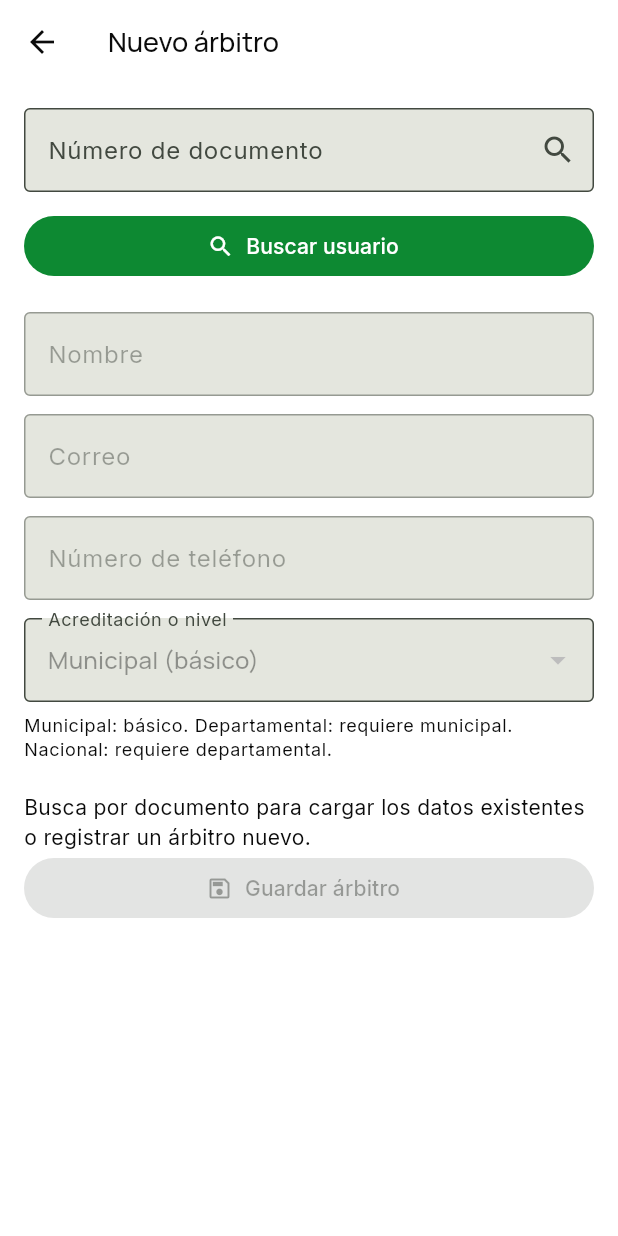
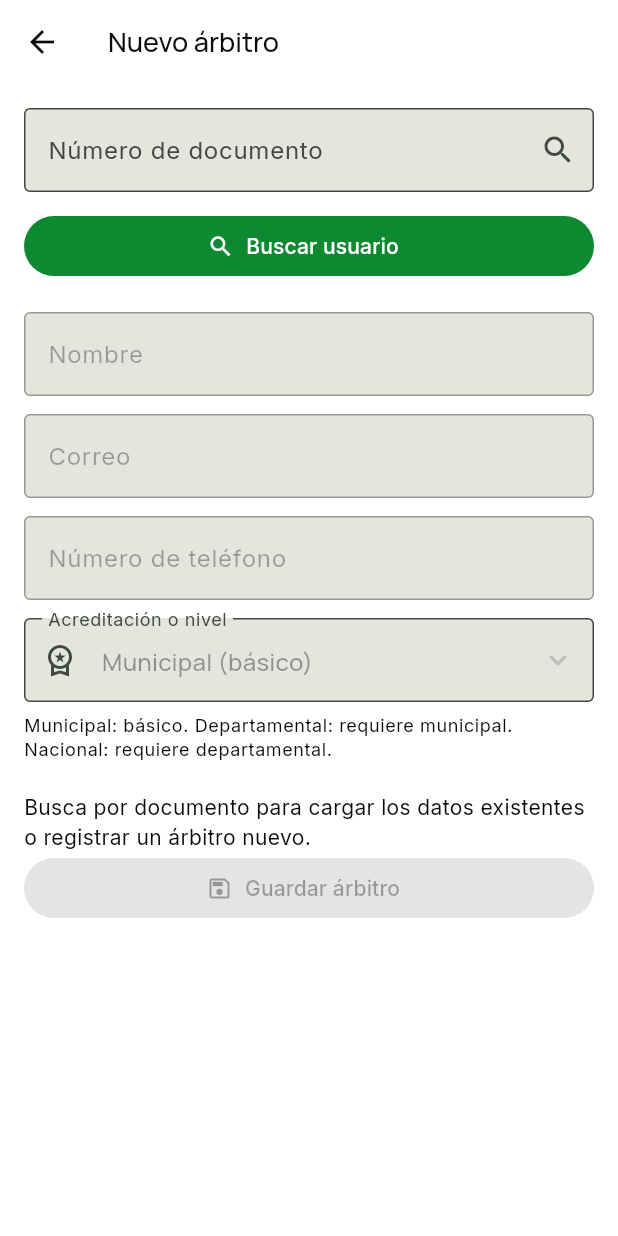
Before and after one commit to tatiana1104/handplay_demo, a Flutter app: the NewRefereeScreen screen opened directly, on a phone screen of 412 x 824 dp. Run offline on Flutter 3.47's test engine with Material 3 defaults, Android fonts, the phone set to English and light mode, and no system bars; our stand-ins replace cloud_firestore, dartz, equatable, firebase_auth, firebase_core, firebase_messaging and 5 more; accounts and stored records are empty.

Commit message:
Style referee accreditation as category dropdown

```diff
--- a/lib/features/referees/presentation/screens/referees_screen.dart
+++ b/lib/features/referees/presentation/screens/referees_screen.dart
@@ -135,7 +135,14 @@ class _RefereeDetailScreenState extends State<RefereeDetailScreen> {
           const SizedBox(height: 12),
           DropdownButtonFormField<String>(
             value: _levels.contains(_level) ? _level : 'municipal',
-            decoration: const InputDecoration(labelText: 'Acreditación o nivel', border: OutlineInputBorder()),
+            decoration: const InputDecoration(
+              labelText: 'Acreditación o nivel',
+              hintText: 'Selecciona el nivel del árbitro',
+              prefixIcon: Icon(Icons.workspace_premium_outlined),
+              border: OutlineInputBorder(),
+            ),
+            isExpanded: true,
+            icon: const Icon(Icons.keyboard_arrow_down_rounded),
             items: _levels.map((level) => DropdownMenuItem(value: level, child: Text(_label(level)))).toList(),
             onChanged: _saving ? null : (value) => setState(() => _level = value ?? 'municipal'),
           ),
@@ -288,7 +295,14 @@ class _NewRefereeScreenState extends State<NewRefereeScreen> {
               const SizedBox(height: 12),
               DropdownButtonFormField<String>(
                 value: _availableAccreditations.contains(_accreditation) ? _accreditation : _availableAccreditations.first,
-                decoration: const InputDecoration(labelText: 'Acreditación o nivel', border: OutlineInputBorder()),
+                decoration: const InputDecoration(
+                  labelText: 'Acreditación o nivel',
+                  hintText: 'Selecciona el nivel del árbitro',
+                  prefixIcon: Icon(Icons.workspace_premium_outlined),
+                  border: OutlineInputBorder(),
+                ),
+                isExpanded: true,
+                icon: const Icon(Icons.keyboard_arrow_down_rounded),
                 items: _availableAccreditations.map((level) => DropdownMenuItem(value: level, child: Text(_levelLabel(level)))).toList(),
                 onChanged: _searched ? (value) => setState(() => _accreditation = value ?? 'municipal') : null,
               ),
```
Also changed, not shown: 1 other file.
